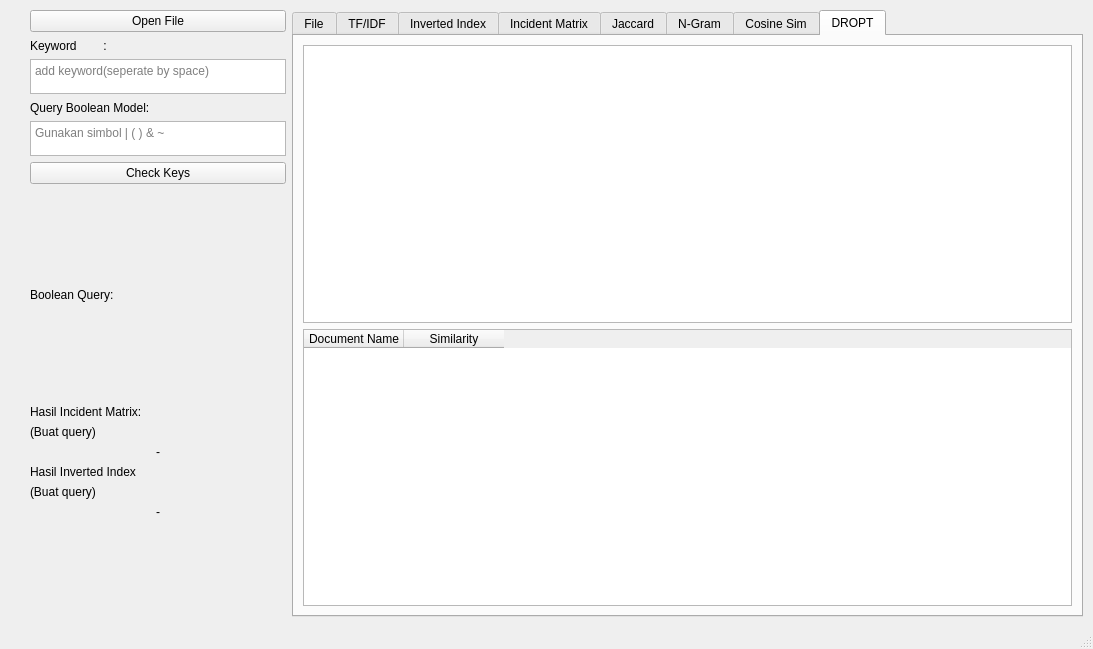
Above: main.ui from andre002wp/STKI-Semester-5 before the change. Below: the same form after it.
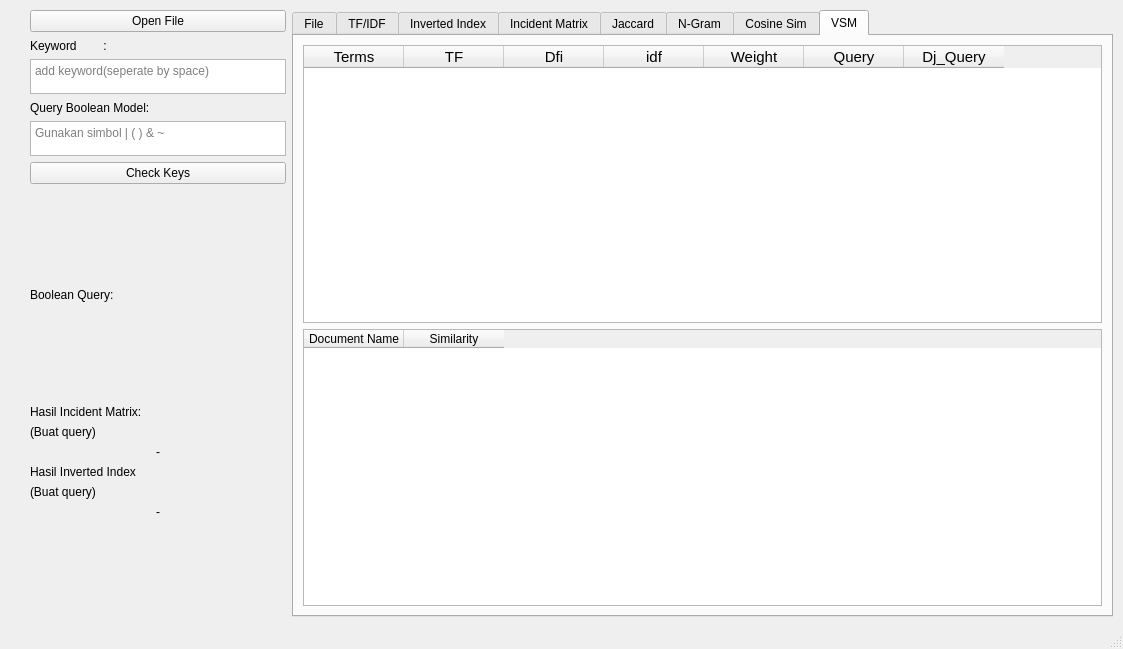
That is the form after the change.

```diff
--- a/main.ui
+++ b/main.ui
@@ -6,7 +6,7 @@
    <rect>
     <x>0</x>
     <y>0</y>
-    <width>1093</width>
+    <width>1123</width>
     <height>649</height>
    </rect>
   </property>
@@ -715,19 +715,53 @@
           </widget>
           <widget class="QWidget" name="tab_8">
            <attribute name="title">
-            <string>DROPT</string>
+            <string>VSM</string>
            </attribute>
            <layout class="QGridLayout" name="gridLayout_6">
             <item row="0" column="0">
-             <widget class="QTextEdit" name="txt_dropt_result">
+             <widget class="QTableWidget" name="VSM_table">
               <property name="font">
                <font>
-                <pointsize>10</pointsize>
+                <pointsize>11</pointsize>
+                <weight>50</weight>
+                <bold>false</bold>
                </font>
               </property>
-              <property name="readOnly">
-               <bool>true</bool>
-              </property>
+              <column>
+               <property name="text">
+                <string>Terms</string>
+               </property>
+              </column>
+              <column>
+               <property name="text">
+                <string>TF</string>
+               </property>
+              </column>
+              <column>
+               <property name="text">
+                <string>Dfi</string>
+               </property>
+              </column>
+              <column>
+               <property name="text">
+                <string>idf</string>
+               </property>
+              </column>
+              <column>
+               <property name="text">
+                <string>Weight</string>
+               </property>
+              </column>
+              <column>
+               <property name="text">
+                <string>Query</string>
+               </property>
+              </column>
+              <column>
+               <property name="text">
+                <string>Dj_Query</string>
+               </property>
+              </column>
              </widget>
             </item>
             <item row="1" column="0">
```
Left out of the diff: 4 changed lines with no effect on the pictures.
